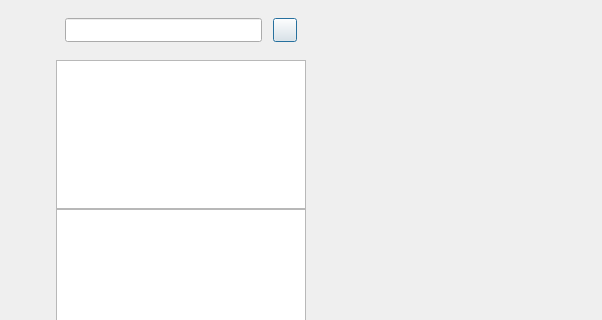
Above: Client/ui/chatdialog.ui from Stan-Vincent/HChat-demo before the change; both pictures show x 0 to 602 and y 0 to 320 of the 602 by 507 pixel window. Below: the same form after it.
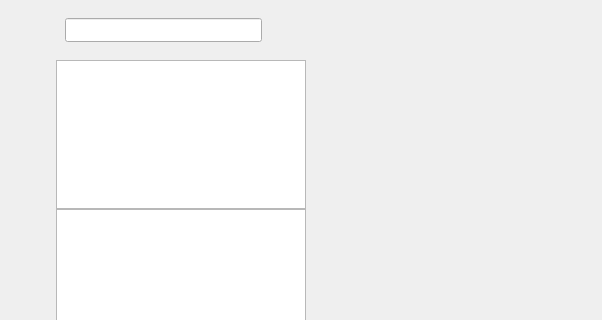
That is the form after the change. Custom widgets are drawn as their Qt base class.

Commit message:
P2§3 图标迁移批次②：收发/添加/关闭/密码图标改用SvgIconButton
- friendinfopage 的 msg/video/voice、chatdialog add_btn、friendlabel close_lb、
  logindialog/registerdialog 密码可见图标由 ClickedBtn/ClickedLabel + 六态 border-image
  迁移为 SvgIconButton（单 SVG + 描边换色）；密码图标用 setCheckedSvg 切换睁眼/闭眼，
  on_msg_chat_clicked 改为显式 connect（信号签名变化）
- 删除 9 个冗余 *_hover/*_press SVG，清理对应 QSS 与 rc.qrc
- Qt 自带 MinGW 11.2 工具链全量编译+链接通过（ldd 无缺失 DLL）

（findsuccessdlg add_friend_btn、applyfrienditem addBtn 为文字按钮，非图标，保持不变）

Patch:
```diff
--- a/Client/ui/chatdialog.ui
+++ b/Client/ui/chatdialog.ui
@@ -277,7 +277,7 @@
           </spacer>
          </item>
          <item>
-          <widget class="ClickedBtn" name="add_btn">
+          <widget class="SvgIconButton" name="add_btn">
            <property name="minimumSize">
             <size>
              <width>24</width>
@@ -344,9 +344,9 @@
  </widget>
  <customwidgets>
   <customwidget>
-   <class>ClickedBtn</class>
-   <extends>QPushButton</extends>
-   <header location="global">clickedbtn.h</header>
+   <class>SvgIconButton</class>
+   <extends>QLabel</extends>
+   <header location="global">SvgIconButton.h</header>
   </customwidget>
   <customwidget>
    <class>CustomizeEdit</class>
```
The commit also changes 20 other files.
